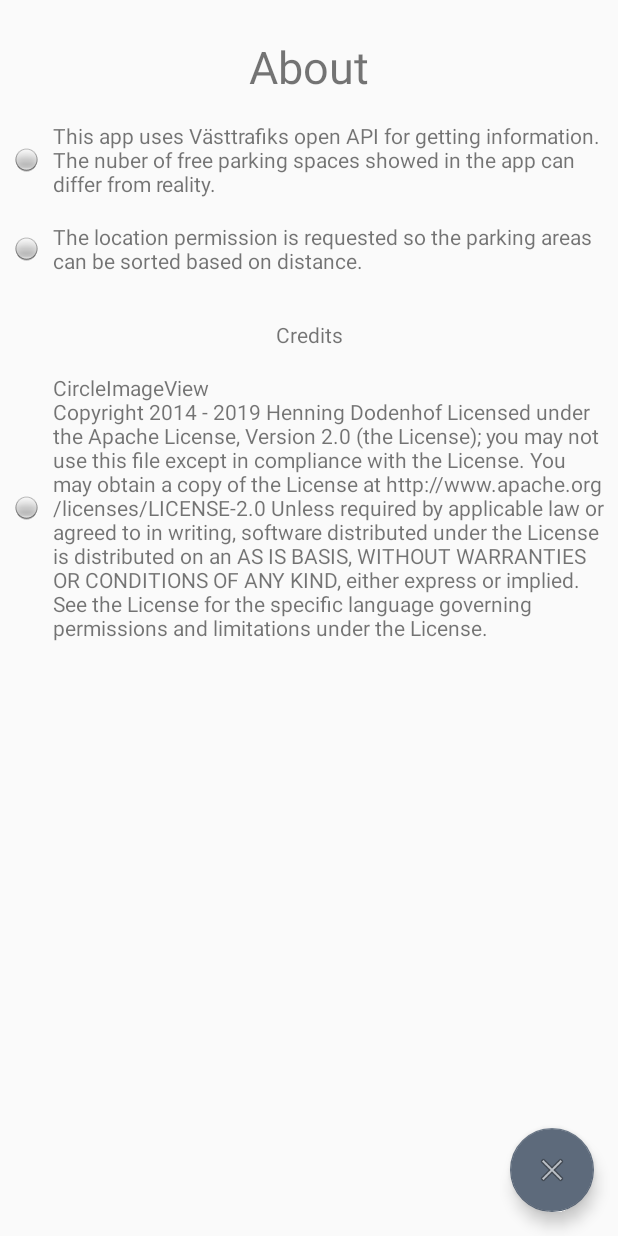
After one commit to henriklarsson/Commuter-Parking-Android, an Android app: the layout info_dialog.xml on its own in the app's theme, with its tools: preview values and no code run, on a phone screen of 412 x 824 dp. The commit adds this screen. Run offline under Robolectric (Android 15) with nearby library versions, the phone set to English and light mode, and no system bars.

Commit message:
Add infoview

```diff
--- a/app/build.gradle
+++ b/app/build.gradle
@@ -26,7 +26,6 @@ dependencies {
     implementation fileTree(dir: 'libs', include: ['*.jar'])
     implementation"org.jetbrains.kotlin:kotlin-stdlib-jdk7:$kotlin_version"
 //    implementation 'com.android.support:appcompat-v7:28.0.1'
-    implementation 'com.squareup.picasso:picasso:2.71828'
     implementation 'com.android.support.constraint:constraint-layout:1.1.3'
     implementation 'com.android.support:design:28.0.0'
     implementation 'com.github.bumptech.glide:glide:4.9.0'
--- /dev/null
+++ b/app/src/main/java/se/larsson/parking/dialog/InfoDialogFragment.kt
@@ -0,0 +1,34 @@
+package se.larsson.parking.dialog
+
+import android.app.Dialog
+import android.content.Context
+import android.os.Bundle
+import android.support.v4.app.DialogFragment
+import android.view.LayoutInflater
+import android.view.WindowManager
+import se.larsson.parking.R
+
+
+
+
+class InfoDialogFragment : DialogFragment() {
+    override fun onCreateDialog(savedInstanceState: Bundle?): Dialog {
+        val dialog = Dialog(context!!)
+        val layoutInflater = activity!!.getSystemService(Context.LAYOUT_INFLATER_SERVICE) as LayoutInflater
+        val view = layoutInflater.inflate(R.layout.info_dialog, null)
+        val lp = WindowManager.LayoutParams()
+        lp.copyFrom(dialog.window?.attributes)
+        lp.width = WindowManager.LayoutParams.MATCH_PARENT
+        lp.height = WindowManager.LayoutParams.MATCH_PARENT
+        dialog.setContentView(view)
+        view.setOnClickListener {
+            dialog.dismiss()
+        }
+        dialog.setTitle("Item Details")
+        dialog.show()
+        dialog.window?.attributes = lp
+
+        return dialog
+    }
+
+}
--- a/app/src/main/java/se/larsson/parking/views/ParkingSpacesActivity.kt
+++ b/app/src/main/java/se/larsson/parking/views/ParkingSpacesActivity.kt
@@ -25,6 +25,7 @@ import kotlinx.coroutines.GlobalScope
 import kotlinx.coroutines.launch
 import se.larsson.parking.dialog.ImageDialogFragment
 import android.graphics.drawable.AnimationDrawable
+import se.larsson.parking.dialog.InfoDialogFragment
 import se.larsson.parking.network.models.ResponseResult
 
 class ParkingSpacesActivity : AppCompatActivity(), OnItemClickListener {
@@ -85,6 +86,10 @@ class ParkingSpacesActivity : AppCompatActivity(), OnItemClickListener {
             fabAnimation?.start()
             getLocation()
         }
+
+        info_imageview.setOnClickListener { view ->
+            showInfoDialog()
+        }
     }
 
     private fun getLocation(){
@@ -120,7 +125,11 @@ class ParkingSpacesActivity : AppCompatActivity(), OnItemClickListener {
             alertDialogFragment.arguments = args
             alertDialogFragment.show(manager, "ImageDialogFragment")
         }
-
+    }
+    private fun showInfoDialog() {
+        val manager = supportFragmentManager
+        val alertDialogFragment =  InfoDialogFragment()
+        alertDialogFragment.show(manager, "InfoDialogFragment")
     }
 
     private fun checkLocationPermission(){
--- a/app/src/main/res/layout/activity_main.xml
+++ b/app/src/main/res/layout/activity_main.xml
@@ -26,5 +26,12 @@
             android:layout_height="match_parent"
             android:contentDescription="@string/parking_empty_view"
             android:background="@drawable/parking_empty_view"/>
+    <ImageView
+            android:layout_width="wrap_content"
+            android:layout_height="wrap_content"
+            android:layout_gravity="top|end"
+            android:contentDescription="@string/info_view"
+            app:srcCompat="@android:drawable/ic_menu_info_details"
+            android:id="@+id/info_imageview"/>
 
 </android.support.design.widget.CoordinatorLayout>
--- /dev/null
+++ b/app/src/main/res/layout/info_dialog.xml
@@ -0,0 +1,80 @@
+<?xml version="1.0" encoding="utf-8"?>
+<android.support.constraint.ConstraintLayout xmlns:android="http://schemas.android.com/apk/res/android"
+											 xmlns:app="http://schemas.android.com/apk/res-auto"
+											 xmlns:tools="http://schemas.android.com/tools"
+											 android:layout_width="match_parent"
+											 android:layout_height="match_parent">
+
+	<TextView
+			android:text="@string/info_dialog_title"
+			android:layout_width="wrap_content"
+			android:layout_height="wrap_content"
+			android:id="@+id/textView" app:layout_constraintTop_toTopOf="parent"
+			android:layout_marginTop="24dp" app:layout_constraintStart_toStartOf="parent"
+			android:layout_marginStart="8dp" app:layout_constraintEnd_toEndOf="parent"
+			android:layout_marginEnd="8dp" android:textSize="30sp"/>
+	<TextView
+			android:text="@string/info_explanation"
+			android:layout_width="0dp"
+			android:layout_height="wrap_content"
+			android:id="@+id/textView2"
+			android:layout_marginTop="16dp"
+			app:layout_constraintTop_toBottomOf="@+id/textView"
+			app:layout_constraintEnd_toEndOf="parent" android:layout_marginEnd="8dp"
+			app:layout_constraintStart_toEndOf="@+id/imageView2" android:layout_marginStart="8dp"/>
+	<ImageView
+			android:layout_width="wrap_content"
+			android:layout_height="wrap_content" app:srcCompat="@android:drawable/radiobutton_off_background"
+			android:id="@+id/imageView2"
+			android:contentDescription="@string/bullet"
+			app:layout_constraintTop_toTopOf="@+id/textView2" app:layout_constraintBottom_toBottomOf="@+id/textView2"
+			app:layout_constraintStart_toStartOf="parent" android:layout_marginStart="8dp"/>
+	<TextView
+			android:text="@string/location_permission"
+			android:layout_width="0dp"
+			android:layout_height="wrap_content"
+			android:id="@+id/textView5" android:layout_marginTop="16dp"
+			app:layout_constraintTop_toBottomOf="@+id/textView2"
+			app:layout_constraintStart_toEndOf="@+id/imageView4"
+			android:layout_marginStart="8dp"
+			app:layout_constraintEnd_toEndOf="parent" android:layout_marginEnd="8dp"/>
+	<ImageView
+			android:layout_width="wrap_content"
+			android:layout_height="wrap_content" app:srcCompat="@android:drawable/radiobutton_off_background"
+			android:id="@+id/imageView4"
+			android:contentDescription="@string/bullet"
+			app:layout_constraintTop_toTopOf="@+id/textView5" app:layout_constraintBottom_toBottomOf="@+id/textView5"
+			app:layout_constraintStart_toStartOf="parent" android:layout_marginStart="8dp"/>
+	<TextView
+			android:text="@string/credits_text"
+			android:layout_width="0dp"
+			android:layout_height="wrap_content"
+			android:id="@+id/textView6"
+			app:layout_constraintEnd_toEndOf="parent"
+			android:layout_marginEnd="8dp" app:layout_constraintStart_toEndOf="@+id/imageView5"
+			android:layout_marginStart="8dp" app:layout_constraintTop_toBottomOf="@+id/textView8"
+			android:layout_marginTop="16dp"/>
+	<ImageView
+			android:layout_width="wrap_content"
+			android:layout_height="wrap_content" app:srcCompat="@android:drawable/radiobutton_off_background"
+			android:id="@+id/imageView5"
+			app:layout_constraintStart_toStartOf="parent" android:layout_marginStart="8dp"
+			app:layout_constraintBottom_toBottomOf="@+id/textView6" app:layout_constraintTop_toTopOf="@+id/textView6"
+			android:contentDescription="@string/bullet"/>
+	<TextView
+			android:text="@string/credits"
+			android:layout_width="wrap_content"
+			android:layout_height="wrap_content"
+			android:id="@+id/textView8" android:layout_marginTop="30sp"
+			app:layout_constraintTop_toBottomOf="@+id/textView5" app:layout_constraintEnd_toEndOf="parent"
+			android:layout_marginEnd="8dp" app:layout_constraintStart_toStartOf="parent"
+			android:layout_marginStart="8dp"/>
+	<android.support.design.widget.FloatingActionButton android:id="@+id/info_fab"
+														android:layout_width="wrap_content"
+														android:layout_height="wrap_content"
+														app:srcCompat="@android:drawable/ic_menu_close_clear_cancel"
+														app:layout_constraintBottom_toBottomOf="parent"
+														android:layout_marginBottom="16dp"
+														android:layout_marginEnd="16dp"
+														app:layout_constraintEnd_toEndOf="parent"/>
+</android.support.constraint.ConstraintLayout>
--- a/app/src/main/res/values/strings.xml
+++ b/app/src/main/res/values/strings.xml
@@ -7,5 +7,27 @@
 	<string name="info_view" translatable="false">Info icon</string>
 	<string name="parking_area_parking_spaces">Parking spaces: %1$d</string>
 	<string name="parking_area_free_parking_spaces">Free parking spaces: %1$d </string>
+	<string name="info_dialog_title">About</string>
+	<string name="info_explanation">This app uses Västtrafiks open API for getting information. The nuber of free
+		parking spaces showed in the app can differ from reality.
+	</string>
+	<string name="credits" translatable="false">Credits</string>
+	<string name="credits_text" translatable="false"> CircleImageView\nCopyright 2014 - 2019 Henning Dodenhof
+
+		Licensed under the Apache License, Version 2.0 (the "License");
+		you may not use this file except in compliance with the License.
+		You may obtain a copy of the License at
+
+		http://www.apache.org/licenses/LICENSE-2.0
+
+		Unless required by applicable law or agreed to in writing, software
+		distributed under the License is distributed on an "AS IS" BASIS,
+		WITHOUT WARRANTIES OR CONDITIONS OF ANY KIND, either express or implied.
+		See the License for the specific language governing permissions and
+		limitations under the License.</string>
+	<string name="location_permission">The location permission is requested so the parking areas can be sorted based on
+		distance.
+	</string>
+	<string name="bullet">bullet</string>
 
 </resources>
```
Also changed, not shown: 1 other file.
